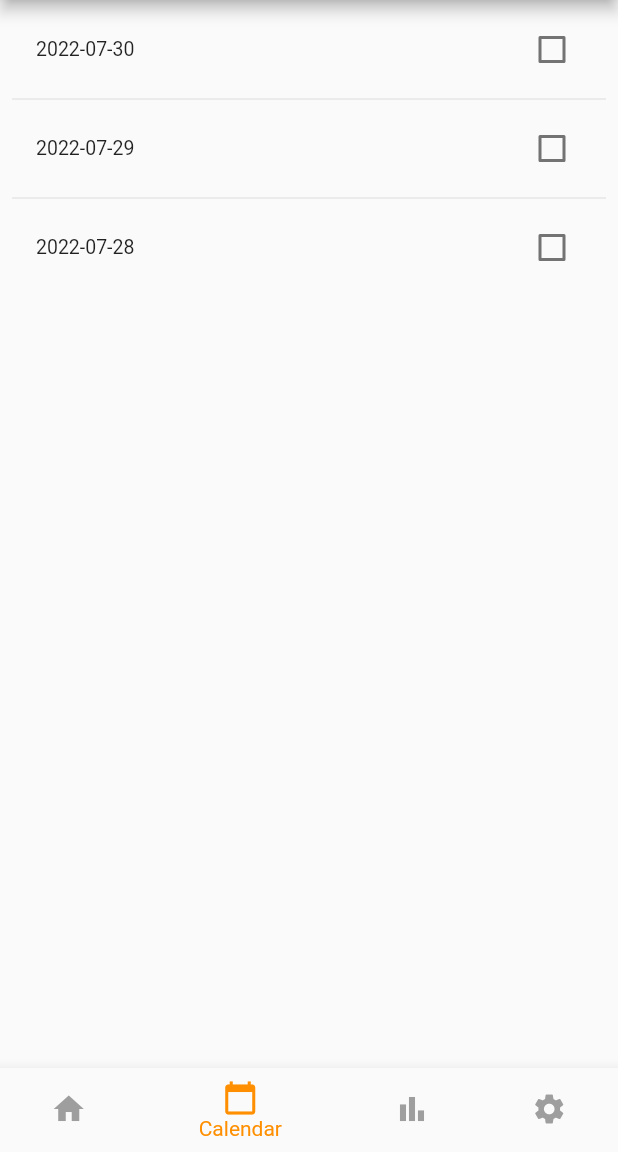
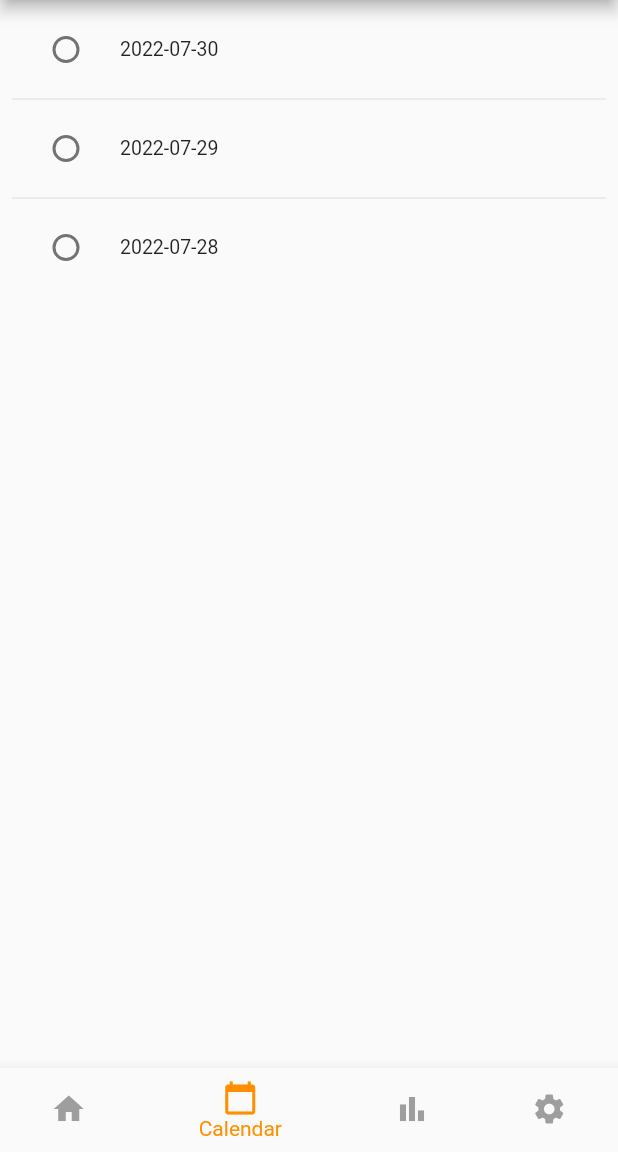
Before and after one commit to MitchStares/omni_fit, a Flutter app: the screen it shows after launch, item 2 of the bottom bar chosen, on a phone screen of 412 x 824 dp, the part 84-1236 px from its top. Run offline on Flutter 3.47's test engine with Material 2 defaults, Android fonts, the light colour scheme and no system bars.

Commit message:
Left-aligned and circular checkbox on calendar

```diff
--- a/lib/screens/calendar.dart
+++ b/lib/screens/calendar.dart
@@ -7,8 +7,10 @@ class CalendarPage extends StatefulWidget {
 }
 
 class _CalendarPageState extends State<CalendarPage> {
-  List<bool> _selectedList = [false, false, false];
+  // below list should have a state/function to increase its size to = number of list items
+  final List<bool> _selectedList = [false, false, false];
   int selectedIndex = 0;
+
   @override
   void initState() {
     super.initState();
@@ -22,18 +24,8 @@ class _CalendarPageState extends State<CalendarPage> {
   final List<String> days = dates.map((when) => when.date).toList();
   final List<int> colorCodes = <int>[600, 500, 100];
 
+  @override
   Widget build(BuildContext context) {
-    Color getColor(Set<MaterialState> states) {
-      const Set<MaterialState> interactiveStates = <MaterialState>{
-        MaterialState.pressed,
-        MaterialState.hovered,
-        MaterialState.focused,
-      };
-      if (states.any(interactiveStates.contains)) {
-        return Colors.blue;
-      }
-      return Colors.red;
-    }
 // Implementation from
 // https://stackoverflow.com/questions/62998649/every-checkboxes-are-being-checked-when-you-select-only-one-of-them
 // Still requires work.
@@ -42,21 +34,22 @@ class _CalendarPageState extends State<CalendarPage> {
       padding: const EdgeInsets.all(8),
       itemCount: dates.length,
       itemBuilder: (BuildContext context, int index) {
-        return Container(
+        return SizedBox(
             height: 50,
             child: Row(
               children: <Widget>[
                 Expanded(
                   child: CheckboxListTile(
                     checkColor: Colors.white,
-                    //tileColor: MaterialStateProperty.resolveWith(getColor),
                     value: _selectedList[index],
                     onChanged: (bool? newValue) {
                       setState(() {
                         _selectedList[index] = !_selectedList[index];
                       });
                     },
-
+                    enableFeedback: true,
+                    checkboxShape: const CircleBorder(),
+                    controlAffinity: ListTileControlAffinity.leading,
                     title: Text(days[index]),
                     // subtitle: Text('Reps: ${reps[index]}'),
                     dense: true,
--- a/lib/screens/workouts.dart
+++ b/lib/screens/workouts.dart
@@ -31,7 +31,7 @@ class _WorkoutPageState extends State<WorkoutPage> {
       padding: const EdgeInsets.all(8),
       itemCount: entries.length,
       itemBuilder: (BuildContext context, int index) {
-        return Container(
+        return SizedBox(
             height: 50,
             // color: Colors.amber[colorCodes[index]],
             // color: _selected == true
```
